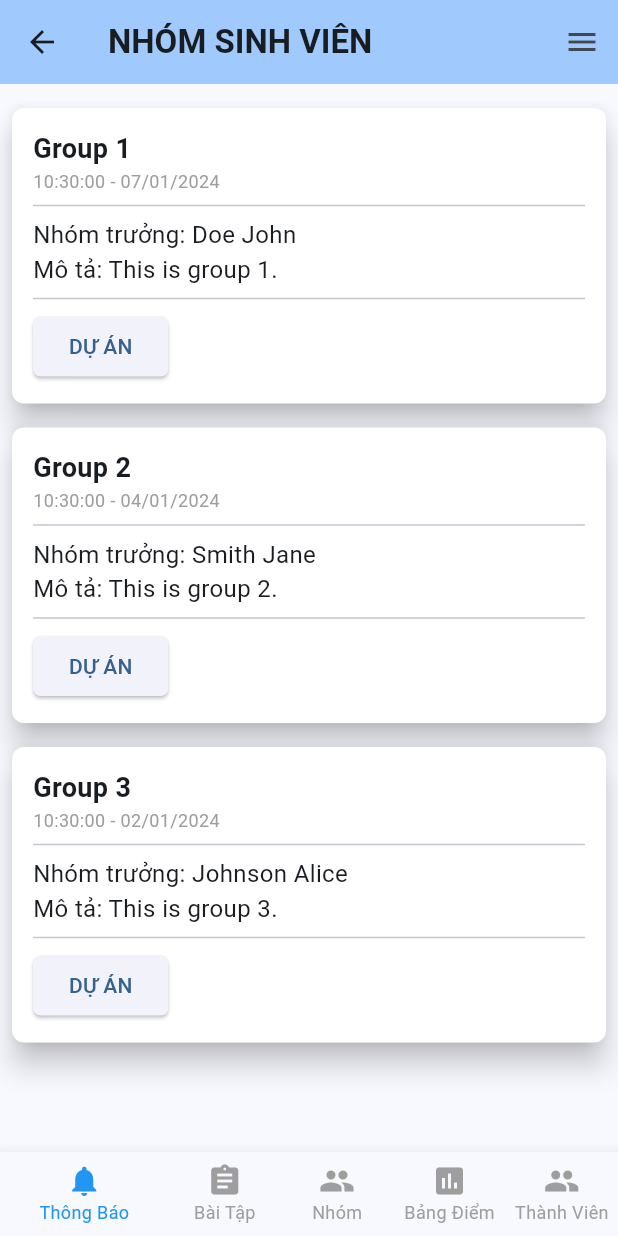
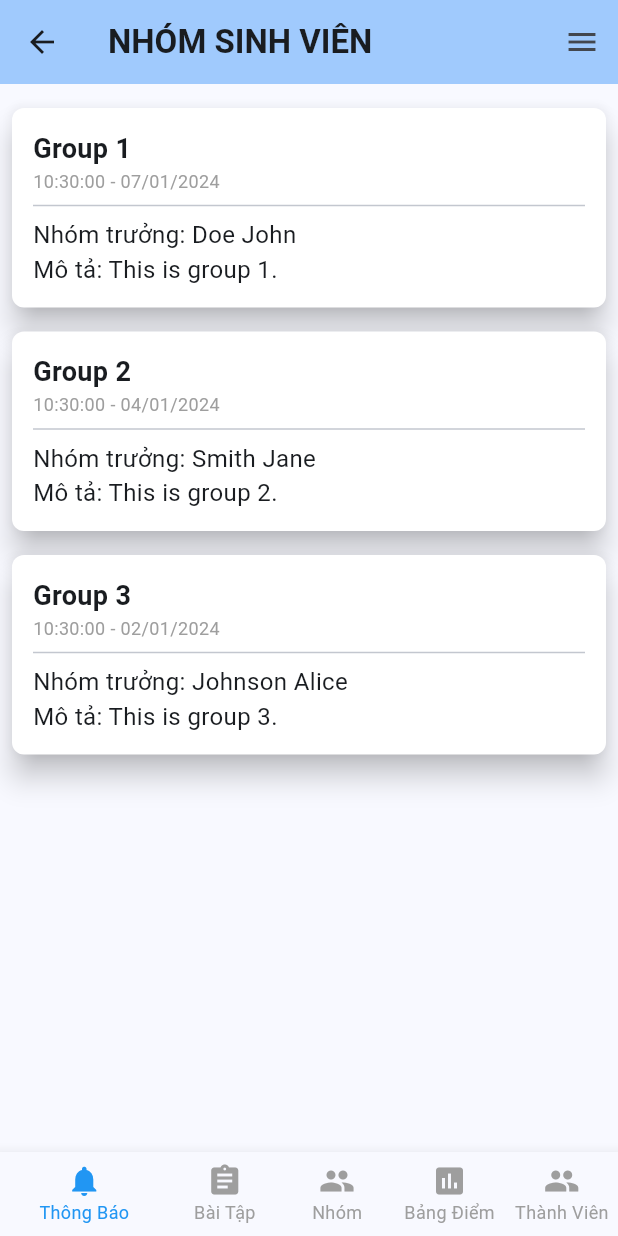
Before and after one commit to Slimaeus/flutter_hutech_classroom, a Flutter app: the GroupScreen screen opened by its route, on a phone screen of 412 x 824 dp. Run offline on Flutter 3.47's test engine with Material 3 defaults, Android fonts, the light colour scheme and no system bars; our stand-ins replace file_picker, flutter_html, flutter_mobx, flutter_secure_storage, mobx; missing offline and left inert: crop_your_image, signalr_netcore; accounts and stored records are empty; generated files the repository leaves out were written again.

Commit message:
chore: Remove button

```diff
--- a/lib/screens/classroom_system/group_screen.dart
+++ b/lib/screens/classroom_system/group_screen.dart
@@ -120,23 +120,23 @@ class _GroupScreenState extends State<GroupScreen> {
                         fontSize: 16,
                       ),
                     ),
-                    const Divider(),
-                    Row(
-                      mainAxisAlignment: MainAxisAlignment.spaceBetween,
-                      children: [
-                        ElevatedButton(
-                          onPressed: () {
-                            // TODO: Chuyển hướng đến trang dự án
-                          },
-                          style: ElevatedButton.styleFrom(
-                            shape: RoundedRectangleBorder(
-                              borderRadius: BorderRadius.circular(5.0),
-                            ),
-                          ),
-                          child: const Text('DỰ ÁN'),
-                        ),
-                      ],
-                    ),
+                    // const Divider(),
+                    // Row(
+                    //   mainAxisAlignment: MainAxisAlignment.spaceBetween,
+                    //   children: [
+                    //     ElevatedButton(
+                    //       onPressed: () {
+                    //         // TODO: Chuyển hướng đến trang dự án
+                    //       },
+                    //       style: ElevatedButton.styleFrom(
+                    //         shape: RoundedRectangleBorder(
+                    //           borderRadius: BorderRadius.circular(5.0),
+                    //         ),
+                    //       ),
+                    //       child: const Text('DỰ ÁN'),
+                    //     ),
+                    //   ],
+                    // ),
                   ],
                 ),
               ),
```
